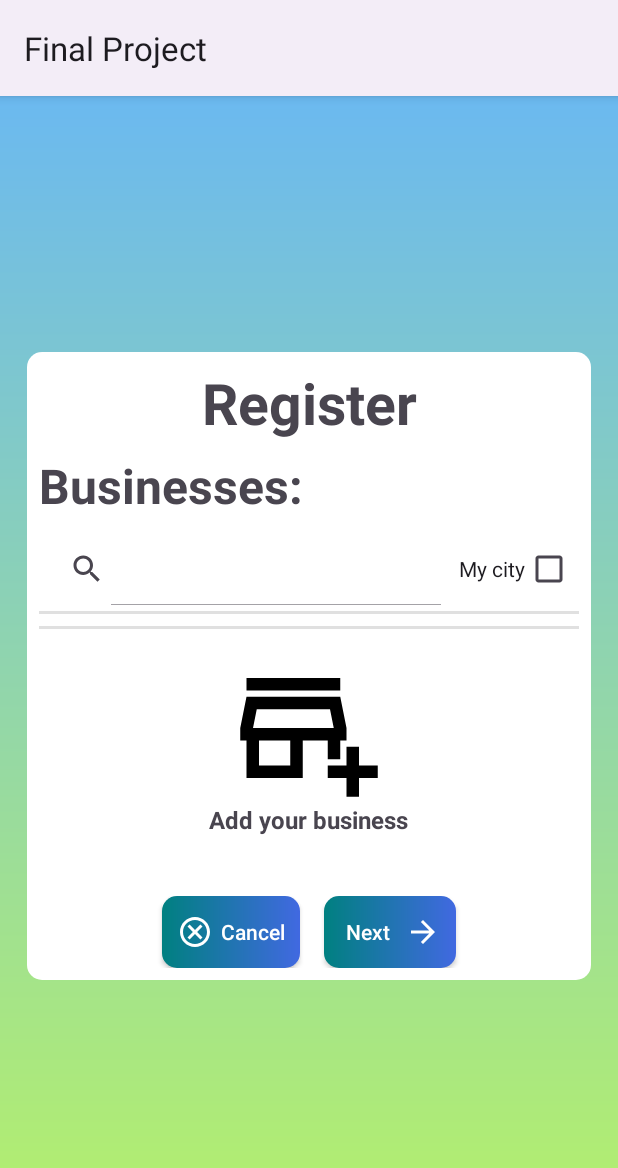
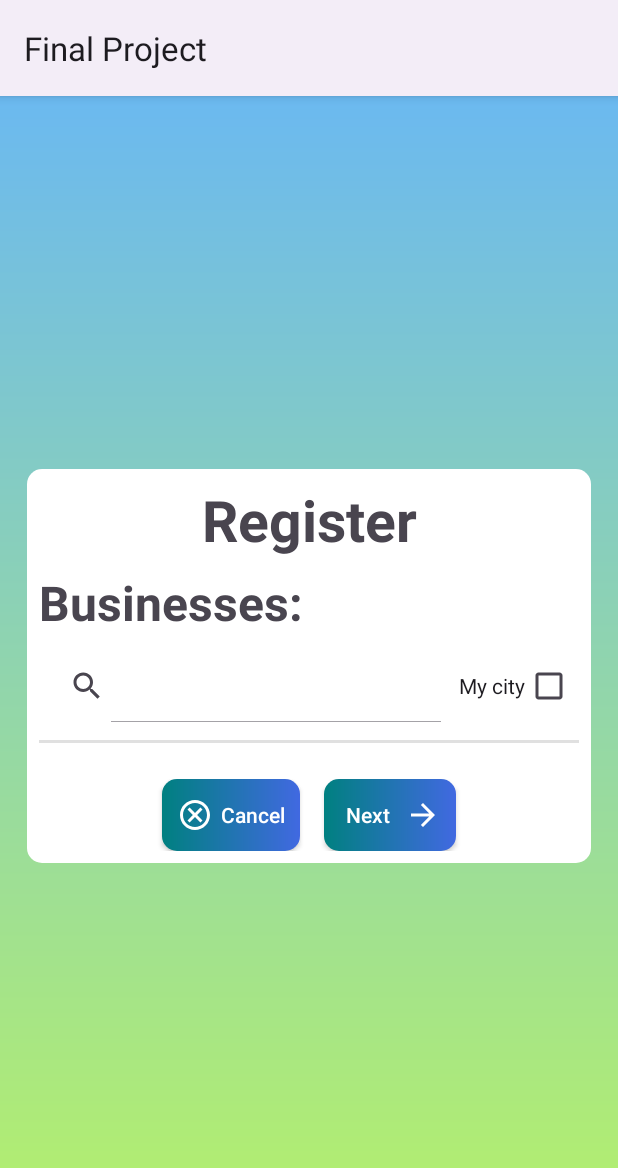
Before and after one commit to Yair5675/Business-App, an Android app: the fragment BranchesFragment placed in its activity, on a phone screen of 412 x 824 dp. Shown: the top 1168 px of the screen. Run offline under Robolectric (Android 15) with nearby library versions, the light colour scheme and no system bars; our stand-ins replace Firebase (no records; nobody signed in at launch, a user with empty details on screens opened directly); 5 statements that could not run were skipped.

Commit message:
Removed the "Add New Business" button in the branches fragment in the main activity. Its functionality has been replaced by a menu item, and with it gone there is more space dedicated to the branches recycler view

```diff
--- a/app/src/main/java/com/example/finalproject/fragments/main/BranchesFragment.java
+++ b/app/src/main/java/com/example/finalproject/fragments/main/BranchesFragment.java
@@ -23,7 +23,7 @@ import com.example.finalproject.fragments.input.business.BusinessRegistrationFor
 import com.firebase.ui.firestore.FirestoreRecyclerOptions;
 import com.google.firebase.firestore.FirebaseFirestore;
 
-public class BranchesFragment extends Fragment implements View.OnClickListener {
+public class BranchesFragment extends Fragment {
     // The connected user:
     private User connectedUser;
 
@@ -52,9 +52,6 @@ public class BranchesFragment extends Fragment implements View.OnClickListener {
         // Initialize layout manager:
         this.rvBranches.setLayoutManager(new LinearLayoutManager(requireContext()));
 
-        // Connect the class to the "add business" image as an onClickListener:
-        parent.findViewById(R.id.fragMainBranchesImgAddBusiness).setOnClickListener(this);
-
         // Initialize the adapter:
         this.initAdapter();
 
@@ -82,19 +79,4 @@ public class BranchesFragment extends Fragment implements View.OnClickListener {
         this.connectedUser = connectedUser;
     }
 
-    @Override
-    public void onClick(View view) {
-        final int ID = view.getId();
-
-        if (ID == R.id.fragMainBranchesImgAddBusiness) {
-            // Create the registration form and set it:
-            final BusinessRegistrationForm form = new BusinessRegistrationForm(getResources(), this.connectedUser);
-            InputActivity.CurrentInput.setCurrentInputForm(form);
-
-            // Go to the input activity:
-            Intent intent = new Intent(requireContext(), InputActivity.class);
-            startActivity(intent);
-            requireActivity().finish();
-        }
-    }
 }
--- a/app/src/main/res/layout/fragment_main_branches.xml
+++ b/app/src/main/res/layout/fragment_main_branches.xml
@@ -45,6 +45,7 @@
         android:layout_width="match_parent"
         android:layout_height="2dp"
         android:background="?android:attr/listDivider"
+        android:layout_marginVertical="8dp"
         />
 
     <androidx.recyclerview.widget.RecyclerView
@@ -55,27 +56,5 @@
         android:padding="4dp"
         />
 
-    <View
-        android:layout_width="match_parent"
-        android:layout_height="2dp"
-        android:background="?android:attr/listDivider"
-        />
-
-    <ImageView
-        android:id="@+id/fragMainBranchesImgAddBusiness"
-        android:layout_width="wrap_content"
-        android:layout_height="wrap_content"
-        android:src="@drawable/add_business_icon"
-        android:layout_marginTop="16dp"
-        />
-
-    <TextView
-        android:layout_width="wrap_content"
-        android:layout_height="wrap_content"
-        android:text="@string/frag_branches_add_business_txt"
-        android:textSize="16sp"
-        android:textStyle="bold"
-        android:layout_marginBottom="32dp"
-        />
 
 </LinearLayout>
```
